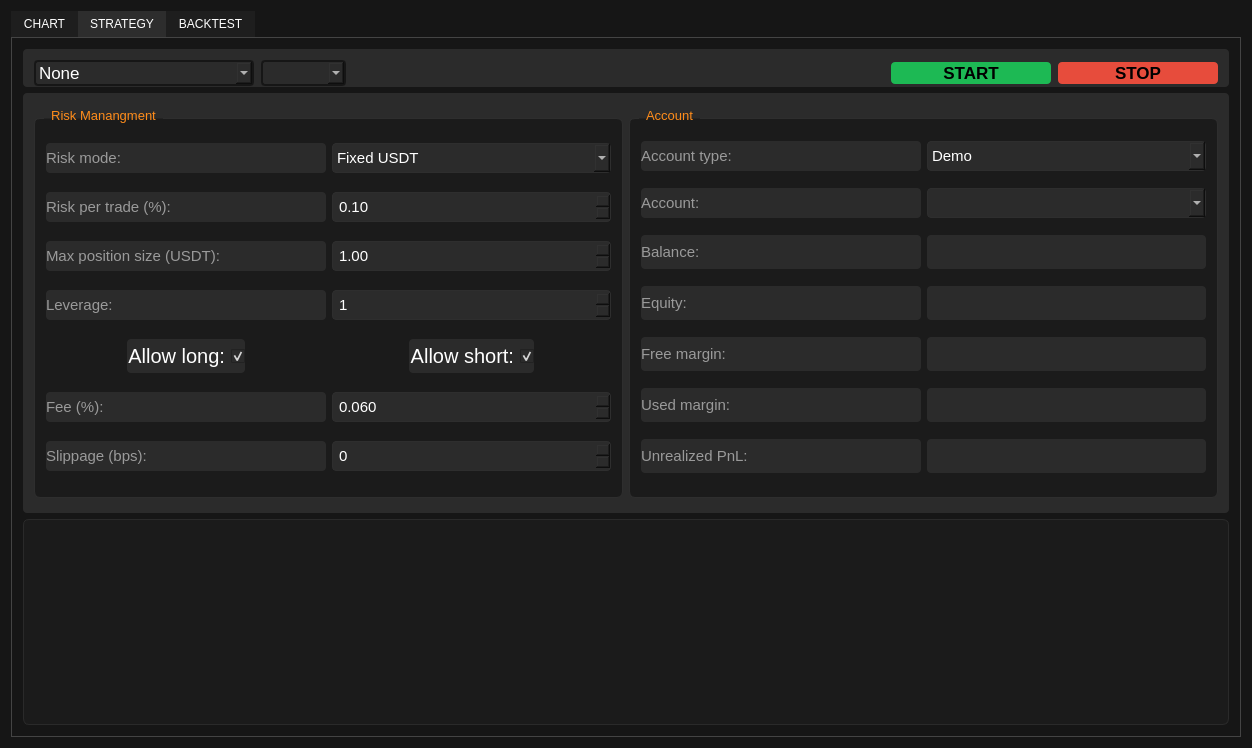
This is src/ui/mainwindow.ui in BortonGo/TradeSoft as Qt 5 draws it before an edit. The edited form follows.
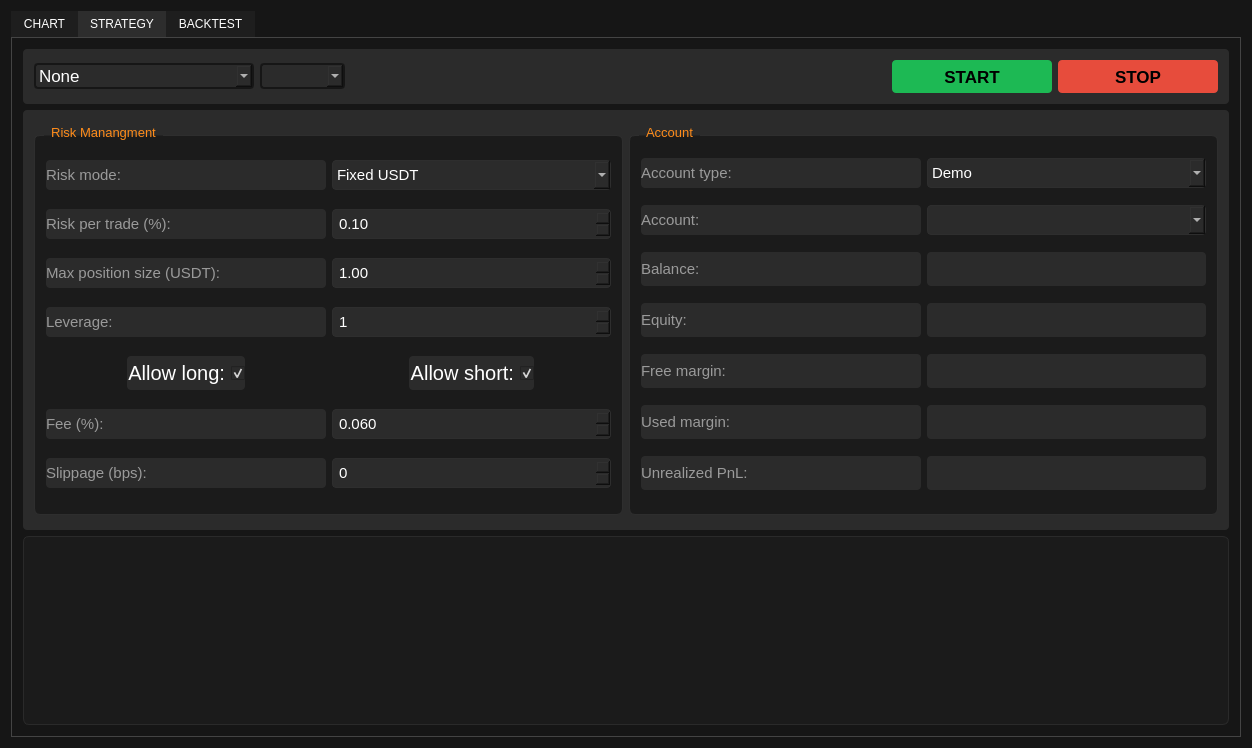
This is the edited form. The open tabs and pages were chosen to show the change. Custom widgets are drawn as their Qt base class.

Patch:
```diff
--- a/src/ui/mainwindow.ui
+++ b/src/ui/mainwindow.ui
@@ -258,16 +258,7 @@
 
 </string>
             </property>
-            <layout class="QHBoxLayout" name="horizontalLayout_2" stretch="0,0,0,1,1">
-             <property name="spacing">
-              <number>7</number>
-             </property>
-             <property name="sizeConstraint">
-              <enum>QLayout::SetDefaultConstraint</enum>
-             </property>
-             <property name="bottomMargin">
-              <number>1</number>
-             </property>
+            <layout class="QHBoxLayout" name="horizontalLayout_2">
              <item>
               <widget class="QComboBox" name="cbStrategy">
                <property name="sizePolicy">
@@ -363,7 +354,7 @@
                <property name="minimumSize">
                 <size>
                  <width>160</width>
-                 <height>0</height>
+                 <height>33</height>
                 </size>
                </property>
                <property name="font">
@@ -395,7 +386,7 @@
                <property name="minimumSize">
                 <size>
                  <width>160</width>
-                 <height>0</height>
+                 <height>33</height>
                 </size>
                </property>
                <property name="font">
```
Left out of the diff: 15 changed lines with no effect on the pictures.
